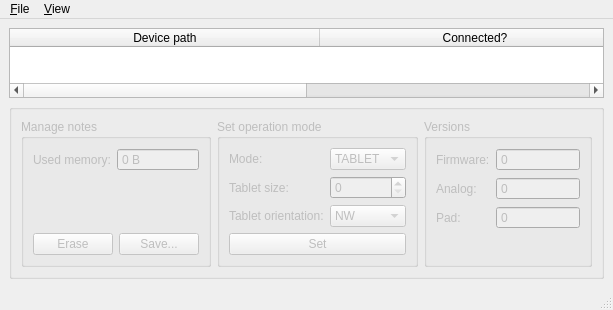
This is m210c-qt/ui/mainwindow.ui in tuomasjjrasanen/m210 as Qt 5 draws it before an edit. The edited form follows.
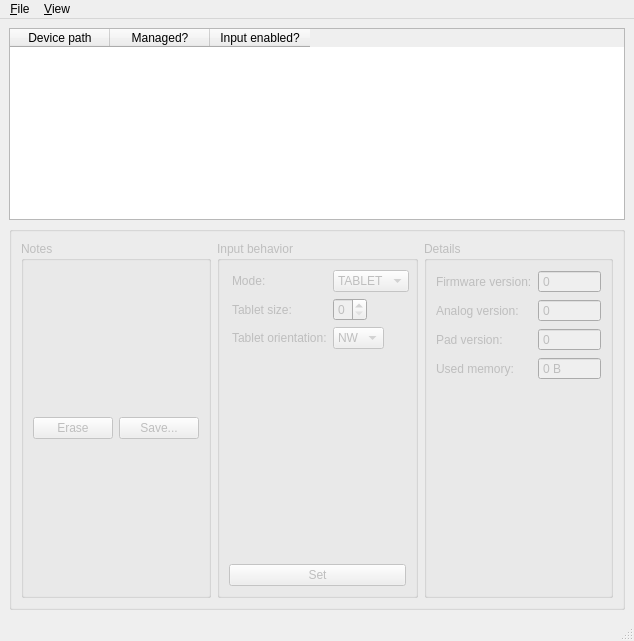
This is the edited form.

Commit message: m210c-qt: A note preview.

The edit to the form file:
```diff
--- a/m210c-qt/ui/mainwindow.ui
+++ b/m210c-qt/ui/mainwindow.ui
@@ -6,8 +6,8 @@
    <rect>
     <x>0</x>
     <y>0</y>
-    <width>613</width>
-    <height>280</height>
+    <width>592</width>
+    <height>641</height>
    </rect>
   </property>
   <property name="windowTitle">
@@ -19,27 +19,18 @@
      <layout class="QVBoxLayout" name="verticalLayout_4">
       <item>
        <widget class="QTableWidget" name="tableWidget">
+        <property name="sizePolicy">
+         <sizepolicy hsizetype="Expanding" vsizetype="Preferred">
+          <horstretch>0</horstretch>
+          <verstretch>0</verstretch>
+         </sizepolicy>
+        </property>
         <property name="selectionMode">
          <enum>QAbstractItemView::SingleSelection</enum>
         </property>
         <property name="selectionBehavior">
          <enum>QAbstractItemView::SelectRows</enum>
         </property>
-        <attribute name="horizontalHeaderCascadingSectionResizes">
-         <bool>true</bool>
-        </attribute>
-        <attribute name="horizontalHeaderDefaultSectionSize">
-         <number>310</number>
-        </attribute>
-        <attribute name="horizontalHeaderMinimumSectionSize">
-         <number>24</number>
-        </attribute>
-        <attribute name="horizontalHeaderStretchLastSection">
-         <bool>true</bool>
-        </attribute>
-        <attribute name="verticalHeaderVisible">
-         <bool>false</bool>
-        </attribute>
         <column>
          <property name="text">
           <string>Device path</string>
@@ -47,7 +38,12 @@
         </column>
         <column>
          <property name="text">
-          <string>Connected?</string>
+          <string>Managed?</string>
+         </property>
+        </column>
+        <column>
+         <property name="text">
+          <string>Input enabled?</string>
          </property>
         </column>
        </widget>
@@ -57,6 +53,12 @@
         <property name="enabled">
          <bool>false</bool>
         </property>
+        <property name="sizePolicy">
+         <sizepolicy hsizetype="Preferred" vsizetype="MinimumExpanding">
+          <horstretch>0</horstretch>
+          <verstretch>0</verstretch>
+         </sizepolicy>
+        </property>
         <property name="title">
          <string/>
         </property>
@@ -72,45 +74,18 @@
         <layout class="QHBoxLayout" name="horizontalLayout">
          <item>
           <widget class="QGroupBox" name="groupBox_3">
+           <property name="sizePolicy">
+            <sizepolicy hsizetype="Maximum" vsizetype="Preferred">
+             <horstretch>0</horstretch>
+             <verstretch>0</verstretch>
+            </sizepolicy>
+           </property>
            <property name="title">
-            <string>Manage notes</string>
+            <string>Notes</string>
            </property>
            <layout class="QVBoxLayout" name="verticalLayout_3">
             <item>
-             <layout class="QFormLayout" name="formLayout_2">
-              <property name="formAlignment">
-               <set>Qt::AlignHCenter|Qt::AlignTop</set>
-              </property>
-              <item row="0" column="0">
-               <widget class="QLabel" name="label_5">
-                <property name="text">
-                 <string>Used memory:</string>
-                </property>
-                <property name="buddy">
-                 <cstring>spinBoxUsedMemory</cstring>
-                </property>
-               </widget>
-              </item>
-              <item row="0" column="1">
-               <widget class="QSpinBox" name="spinBoxUsedMemory">
-                <property name="readOnly">
-                 <bool>true</bool>
-                </property>
-                <property name="buttonSymbols">
-                 <enum>QAbstractSpinBox::NoButtons</enum>
-                </property>
-                <property name="suffix">
-                 <string> B</string>
-                </property>
-                <property name="prefix">
-                 <string/>
-                </property>
-                <property name="maximum">
-                 <number>999999999</number>
-                </property>
-               </widget>
-              </item>
-             </layout>
+             <layout class="QHBoxLayout" name="horizontalLayoutDataView"/>
             </item>
             <item>
              <layout class="QHBoxLayout" name="horizontalLayout_2">
@@ -135,12 +110,21 @@
          </item>
          <item>
           <widget class="QGroupBox" name="groupBox_4">
+           <property name="sizePolicy">
+            <sizepolicy hsizetype="Expanding" vsizetype="Preferred">
+             <horstretch>0</horstretch>
+             <verstretch>0</verstretch>
+            </sizepolicy>
+           </property>
            <property name="title">
-            <string>Set operation mode</string>
+            <string>Input behavior</string>
            </property>
            <layout class="QVBoxLayout" name="verticalLayout_2">
             <item>
              <layout class="QFormLayout" name="formLayout_5">
+              <property name="fieldGrowthPolicy">
+               <enum>QFormLayout::ExpandingFieldsGrow</enum>
+              </property>
               <property name="labelAlignment">
                <set>Qt::AlignLeading|Qt::AlignLeft|Qt::AlignVCenter</set>
               </property>
@@ -232,7 +216,7 @@
          <item>
           <widget class="QGroupBox" name="groupBox_2">
            <property name="title">
-            <string>Versions</string>
+            <string>Details</string>
            </property>
            <layout class="QFormLayout" name="formLayout">
             <property name="labelAlignment">
@@ -244,7 +228,7 @@
             <item row="0" column="0">
              <widget class="QLabel" name="label">
               <property name="text">
-               <string>Firmware:</string>
+               <string>Firmware version:</string>
               </property>
               <property name="buddy">
                <cstring>spinBoxFirmwareVersion</cstring>
@@ -267,7 +251,7 @@
             <item row="1" column="0">
              <widget class="QLabel" name="label_2">
               <property name="text">
-               <string>Analog:</string>
+               <string>Analog version:</string>
               </property>
               <property name="buddy">
                <cstring>spinBoxAnalogVersion</cstring>
@@ -290,7 +274,7 @@
             <item row="2" column="0">
              <widget class="QLabel" name="label_3">
               <property name="text">
-               <string>Pad:</string>
+               <string>Pad version:</string>
               </property>
               <property name="buddy">
                <cstring>spinBoxPadVersion</cstring>
@@ -310,6 +294,35 @@
               </property>
              </widget>
             </item>
+            <item row="3" column="0">
+             <widget class="QLabel" name="label_5">
+              <property name="text">
+               <string>Used memory:</string>
+              </property>
+              <property name="buddy">
+               <cstring>spinBoxUsedMemory</cstring>
+              </property>
+             </widget>
+            </item>
+            <item row="3" column="1">
+             <widget class="QSpinBox" name="spinBoxUsedMemory">
+              <property name="readOnly">
+               <bool>true</bool>
+              </property>
+              <property name="buttonSymbols">
+               <enum>QAbstractSpinBox::NoButtons</enum>
+              </property>
+              <property name="suffix">
+               <string> B</string>
+              </property>
+              <property name="prefix">
+               <string/>
+              </property>
+              <property name="maximum">
+               <number>999999999</number>
+              </property>
+             </widget>
+            </item>
            </layout>
           </widget>
          </item>
@@ -325,7 +338,7 @@
     <rect>
      <x>0</x>
      <y>0</y>
-     <width>613</width>
+     <width>592</width>
      <height>21</height>
     </rect>
    </property>
```
Left out of the diff: 5 changed lines with no effect on the pictures. The commit also changes 3 other files.
